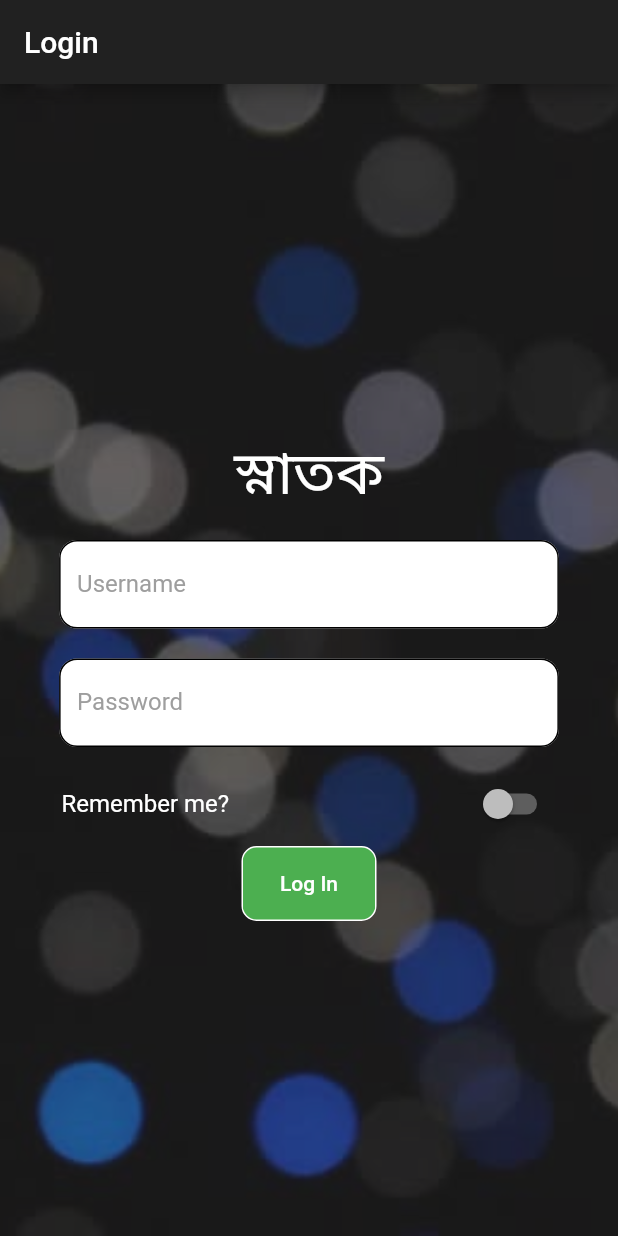
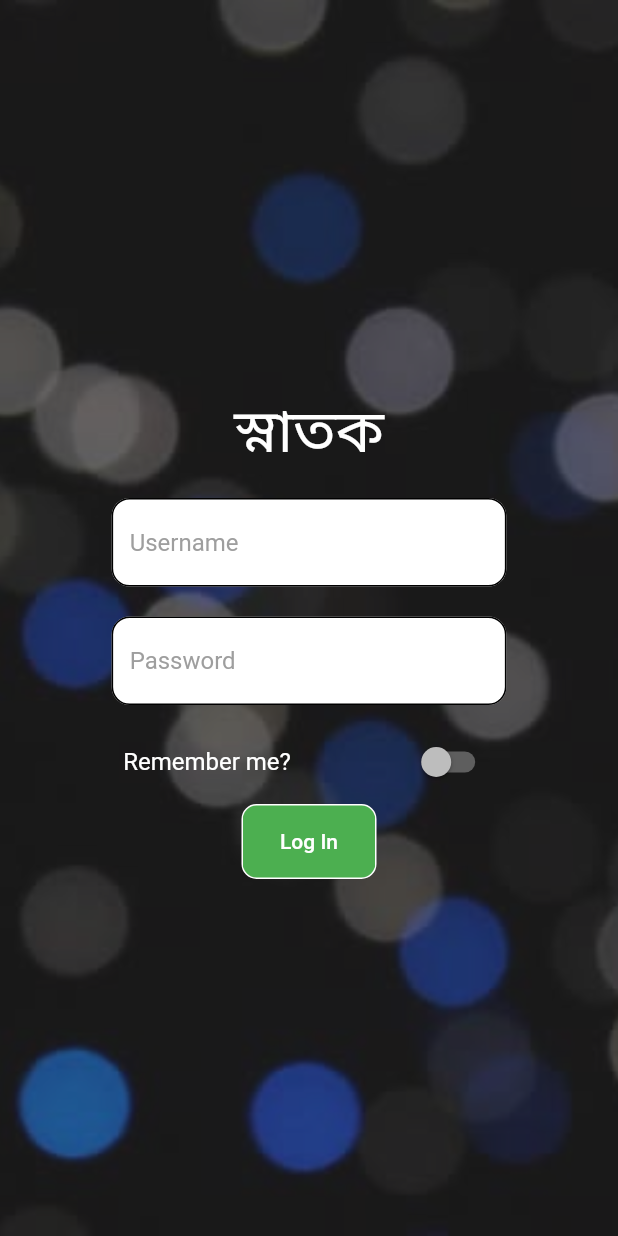
Before and after one commit to ShanjinurIslam/Snatok-Flutter, a Flutter app: the screen it shows after launch, on a phone screen of 412 x 824 dp. Run offline on Flutter 3.47's test engine with Material 2 defaults, Android fonts, the phone set to English and light mode, and no system bars.

Commit message:
tab view fixed under appbar

```diff
--- a/snatok/lib/views/auth.dart
+++ b/snatok/lib/views/auth.dart
@@ -29,13 +29,13 @@ class _AuthPageState extends State<AuthPageView> {
           decoration: InputDecoration(
               enabledBorder:
                   OutlineInputBorder(borderRadius: BorderRadius.circular(12)),
-              labelText: 'Username',
+              hintText: 'Username',
               filled: true,
               fillColor: Colors.white,
-              labelStyle: TextStyle(color: Colors.grey)),
+              hintStyle: TextStyle(color: Colors.grey)),
           onChanged: (String value) {
             setState(() {
-              username = value ;
+              username = value;
             });
           },
         ),
@@ -53,13 +53,13 @@ class _AuthPageState extends State<AuthPageView> {
           decoration: InputDecoration(
               enabledBorder:
                   OutlineInputBorder(borderRadius: BorderRadius.circular(12)),
-              labelText: 'Password',
+              hintText: 'Password',
               filled: true,
               fillColor: Colors.white,
-              labelStyle: TextStyle(color: Colors.grey)),
+              hintStyle: TextStyle(color: Colors.grey)),
           onChanged: (String value) {
             setState(() {
-              password = value ;
+              password = value;
             });
           },
         ),
@@ -83,23 +83,22 @@ class _AuthPageState extends State<AuthPageView> {
     );
   }
 
-  void _logIn(){
-    print(username) ;
-    print(password) ;
+  void _logIn() {
+    print(username);
+    print(password);
     Navigator.pushReplacementNamed(context, '/home');
   }
 
   @override
   Widget build(BuildContext context) {
     return Scaffold(
-        appBar: AppBar(
-          title: Text('Login'),
-        ),
         body: Container(
             decoration: BoxDecoration(image: _buildBackGroundImage()),
             child: Center(
               child: SingleChildScrollView(
-                  child: Column(
+                  child: Container(
+                    width: MediaQuery.of(context).size.width*0.8,
+                      child: Column(
                 children: <Widget>[
                   SizedBox(
                     height: 10,
@@ -131,7 +130,7 @@ class _AuthPageState extends State<AuthPageView> {
                     ),
                   ),
                 ],
-              )),
+              ))),
             )));
   }
 }
--- a/snatok/lib/views/homepage.dart
+++ b/snatok/lib/views/homepage.dart
@@ -1,4 +1,5 @@
 import 'package:flutter/material.dart';
+import 'package:flutter/cupertino.dart';
 import 'package:snatok/widgets/ads/ads.dart';
 
 class HomePage extends StatefulWidget {
@@ -48,7 +49,7 @@ class _HomeState extends State<HomePage> {
             onPressed: () {},
           ),
           IconButton(
-            icon: Icon(Icons.help),
+            icon: Icon(CupertinoIcons.mic),
             onPressed: () {},
           )
         ],
```
Also changed, not shown: snatok/lib/views/ad_management.dart (+9 -9 lines).
